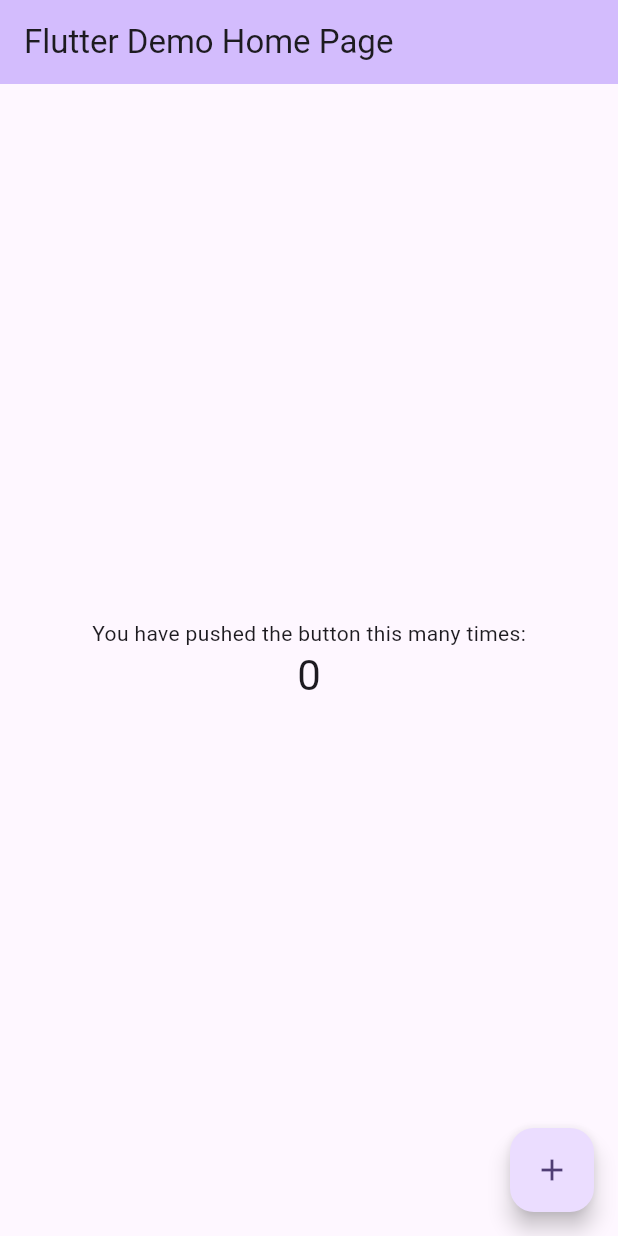
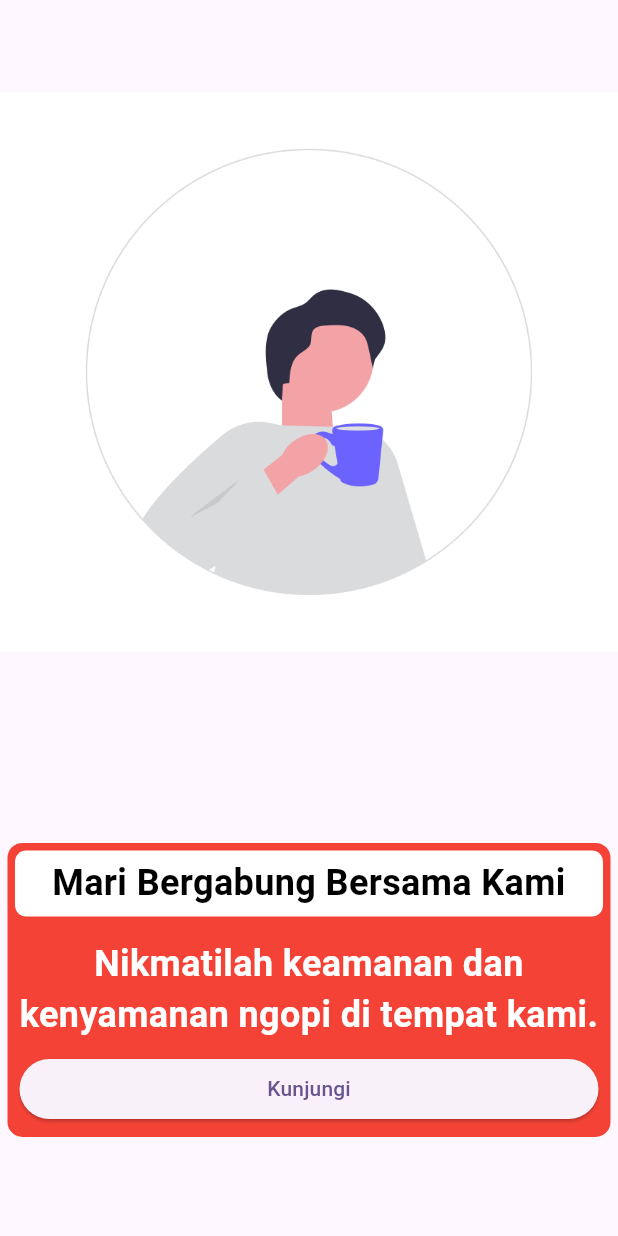
Before and after one commit to Acron3/1917051055-advanced-mobile, a Flutter app: the screen it shows after launch, on a phone screen of 412 x 824 dp. Run offline on Flutter 3.47's test engine with Material 2 defaults, Android fonts, the phone set to English and light mode, and no system bars.

Commit message:
prak3-playground

```diff
--- a/lib/main.dart
+++ b/lib/main.dart
@@ -1,4 +1,5 @@
 import 'package:flutter/material.dart';
+import 'package:justduit/screens/onboarding_screen.dart';
 
 void main() {
   runApp(const MyApp());
@@ -11,6 +12,7 @@ class MyApp extends StatelessWidget {
   @override
   Widget build(BuildContext context) {
     return MaterialApp(
+      debugShowCheckedModeBanner: false,
       title: 'Flutter Demo',
       theme: ThemeData(
         // This is the theme of your application.
@@ -31,95 +33,7 @@ class MyApp extends StatelessWidget {
         colorScheme: ColorScheme.fromSeed(seedColor: Colors.deepPurple),
         useMaterial3: true,
       ),
-      home: const MyHomePage(title: 'Flutter Demo Home Page'),
+      home: const OnboardingScreen(),
     );
   }
 }
-
-class MyHomePage extends StatefulWidget {
-  const MyHomePage({super.key, required this.title});
-
-  // This widget is the home page of your application. It is stateful, meaning
-  // that it has a State object (defined below) that contains fields that affect
-  // how it looks.
-
-  // This class is the configuration for the state. It holds the values (in this
-  // case the title) provided by the parent (in this case the App widget) and
-  // used by the build method of the State. Fields in a Widget subclass are
-  // always marked "final".
-
-  final String title;
-
-  @override
-  State<MyHomePage> createState() => _MyHomePageState();
-}
-
-class _MyHomePageState extends State<MyHomePage> {
-  int _counter = 0;
-
-  void _incrementCounter() {
-    setState(() {
-      // This call to setState tells the Flutter framework that something has
-      // changed in this State, which causes it to rerun the build method below
-      // so that the display can reflect the updated values. If we changed
-      // _counter without calling setState(), then the build method would not be
-      // called again, and so nothing would appear to happen.
-      _counter++;
-    });
-  }
-
-  @override
-  Widget build(BuildContext context) {
-    // This method is rerun every time setState is called, for instance as done
-    // by the _incrementCounter method above.
-    //
-    // The Flutter framework has been optimized to make rerunning build methods
-    // fast, so that you can just rebuild anything that needs updating rather
-    // than having to individually change instances of widgets.
-    return Scaffold(
-      appBar: AppBar(
-        // TRY THIS: Try changing the color here to a specific color (to
-        // Colors.amber, perhaps?) and trigger a hot reload to see the AppBar
-        // change color while the other colors stay the same.
-        backgroundColor: Theme.of(context).colorScheme.inversePrimary,
-        // Here we take the value from the MyHomePage object that was created by
-        // the App.build method, and use it to set our appbar title.
-        title: Text(widget.title),
-      ),
-      body: Center(
-        // Center is a layout widget. It takes a single child and positions it
-        // in the middle of the parent.
-        child: Column(
-          // Column is also a layout widget. It takes a list of children and
-          // arranges them vertically. By default, it sizes itself to fit its
-          // children horizontally, and tries to be as tall as its parent.
-          //
-          // Column has various properties to control how it sizes itself and
-          // how it positions its children. Here we use mainAxisAlignment to
-          // center the children vertically; the main axis here is the vertical
-          // axis because Columns are vertical (the cross axis would be
-          // horizontal).
-          //
-          // TRY THIS: Invoke "debug painting" (choose the "Toggle Debug Paint"
-          // action in the IDE, or press "p" in the console), to see the
-          // wireframe for each widget.
-          mainAxisAlignment: MainAxisAlignment.center,
-          children: <Widget>[
-            const Text(
-              'You have pushed the button this many times:',
-            ),
-            Text(
-              '$_counter',
-              style: Theme.of(context).textTheme.headlineMedium,
-            ),
-          ],
-        ),
-      ),
-      floatingActionButton: FloatingActionButton(
-        onPressed: _incrementCounter,
-        tooltip: 'Increment',
-        child: const Icon(Icons.add),
-      ), // This trailing comma makes auto-formatting nicer for build methods.
-    );
-  }
-}
--- /dev/null
+++ b/lib/screens/onboarding_screen.dart
@@ -0,0 +1,61 @@
+import 'package:flutter/material.dart';
+
+class OnboardingScreen extends StatelessWidget {
+  const OnboardingScreen({super.key});
+
+  @override
+  Widget build(BuildContext context) {
+    return Scaffold(
+        body: SafeArea(
+            child: Column(
+      mainAxisAlignment: MainAxisAlignment.spaceAround,
+      children: [
+        Image.asset("assets/images/kopi.png"),
+        Container(
+          margin: EdgeInsets.all(5),
+          decoration: BoxDecoration(
+              color: Colors.red, borderRadius: BorderRadius.circular(10)),
+          child: Column(
+            children: [
+              Container(
+                margin: EdgeInsets.all(5),
+                padding: EdgeInsets.all(5),
+                child: Center(
+                  child: Text(
+                    "Mari Bergabung Bersama Kami",
+                    style: TextStyle(
+                        color: Colors.black,
+                        fontSize: 24,
+                        fontWeight: FontWeight.bold),
+                    textAlign: TextAlign.center,
+                  ),
+                ),
+                decoration: BoxDecoration(
+                    color: Colors.white,
+                    borderRadius: BorderRadius.circular(7.5)),
+              ),
+              Padding(
+                padding: const EdgeInsets.only(top: 10),
+                child: Text(
+                  "Nikmatilah keamanan dan kenyamanan ngopi di tempat kami.",
+                  style: TextStyle(
+                      color: Colors.white,
+                      fontSize: 24,
+                      fontWeight: FontWeight.bold),
+                  textAlign: TextAlign.center,
+                ),
+              ),
+              SizedBox(
+                  width: double.infinity,
+                  child: Padding(
+                    padding: const EdgeInsets.all(8.0),
+                    child: ElevatedButton(
+                        onPressed: () {}, child: Text("Kunjungi")),
+                  ))
+            ],
+          ),
+        ),
+      ],
+    )));
+  }
+}
```
Also changed, not shown: pubspec.yaml (+5 -6 lines), assets/images/bussinessman.png (added), assets/images/kopi.png (added), pubspec.lock, 1 other file.
